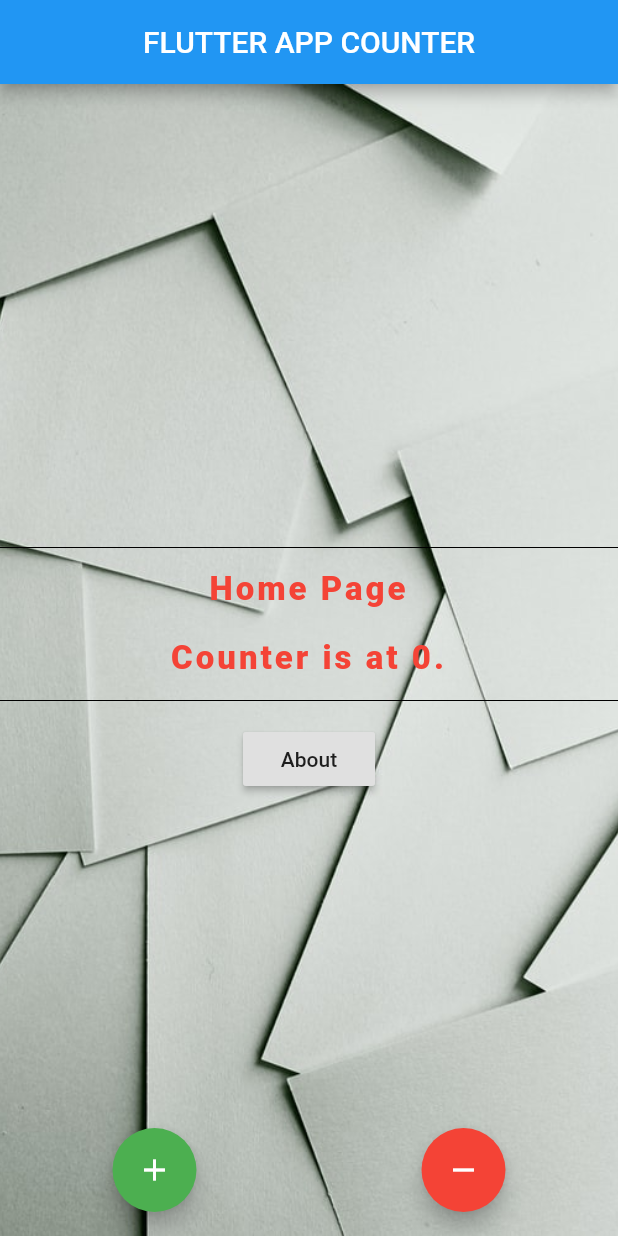
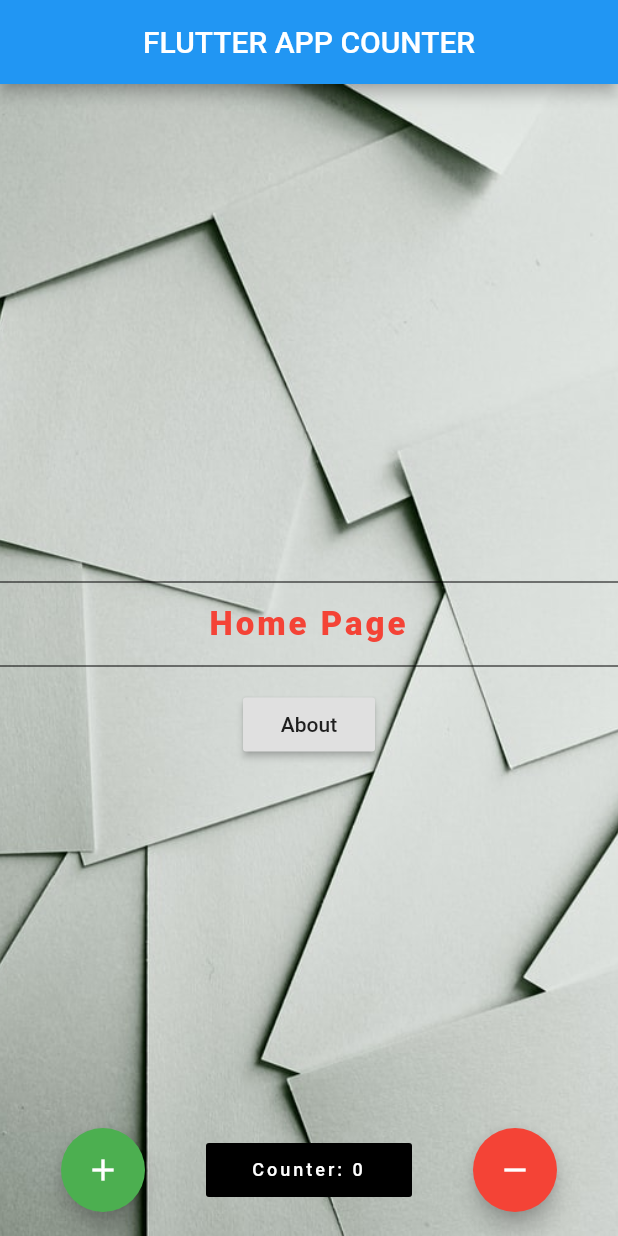
Before and after one commit to AbhayPai/flutter-samples, a Flutter app: the screen it shows after launch, on a phone screen of 412 x 824 dp. Run offline on Flutter 3.47's test engine with Material 2 defaults, Android fonts, the light colour scheme and no system bars.

Commit message:
Using FlatButton & SizedBox Widget

```diff
--- a/lib/States/StateAbout.dart
+++ b/lib/States/StateAbout.dart
@@ -61,7 +61,9 @@ class StateAbout extends State<PageAbout> {
                     onPressed: () {
                       Navigator.push(
                         context,
-                        MaterialPageRoute(builder: (context) => PageHome())
+                        MaterialPageRoute(
+                          builder: (context) => PageHome()
+                        )
                       );
                     },
                   ),
--- a/lib/States/StateHome.dart
+++ b/lib/States/StateHome.dart
@@ -51,22 +51,6 @@ class StateHome extends State<PageHome> {
                         ),
                       ),
                     ),
-                    SizedBox(
-                      height: 20.0,
-                    ),
-                    Flexible(
-                      flex: 1,
-                      child: Text(
-                        "Counter is at $counter.",
-                        textAlign: TextAlign.center,
-                        style: TextStyle(
-                          fontSize: 22.0,
-                          letterSpacing: 2.0,
-                          fontWeight: FontWeight.w800,
-                          color: Colors.red,
-                        ),
-                      ),
-                    ),
                     Divider(
                       height: 30.0,
                       color: Colors.black,
@@ -78,7 +62,9 @@ class StateHome extends State<PageHome> {
                       onPressed: () {
                         Navigator.push(
                           context,
-                          MaterialPageRoute(builder: (context) => PageAbout())
+                          MaterialPageRoute(
+                            builder: (context) => PageAbout()
+                          )
                         );
                       }
                     ),
@@ -100,6 +86,21 @@ class StateHome extends State<PageHome> {
                 heroTag: "incrementCounter",
                 backgroundColor: Colors.green,
                 onPressed: incrementCounter,
+              ),
+            ),
+            Expanded(
+              flex: 1,
+              child: FlatButton(
+                disabledColor: Colors.black,
+                child: Text(
+                  "Counter: $counter",
+                  textAlign: TextAlign.center,
+                  style: TextStyle(
+                    fontSize: 12.0,
+                    letterSpacing: 2.0,
+                    color: Colors.white,
+                  ),
+                ),
               ),
             ),
             Expanded(
```
